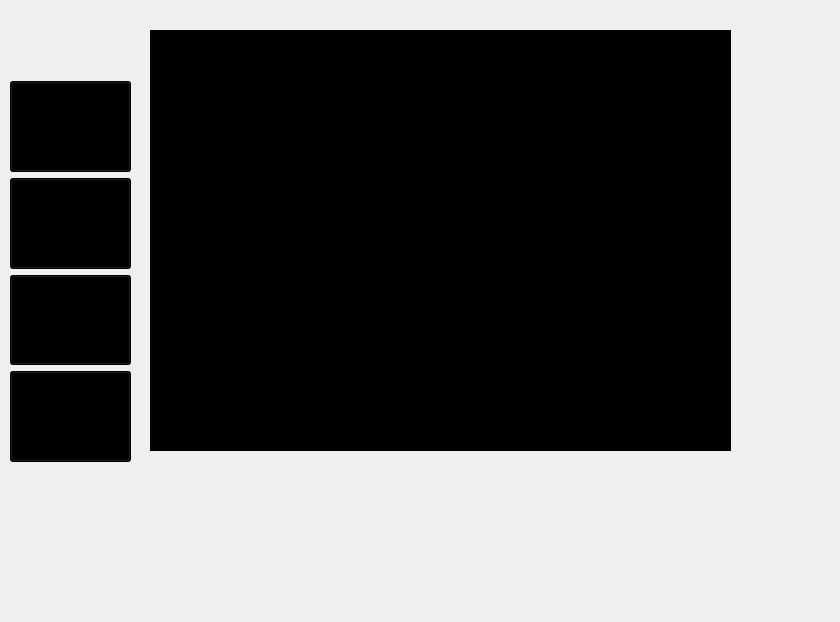
SijanBhandari17/IAMS, file secondialogbox/teacherdashboard.ui: the form before one commit.
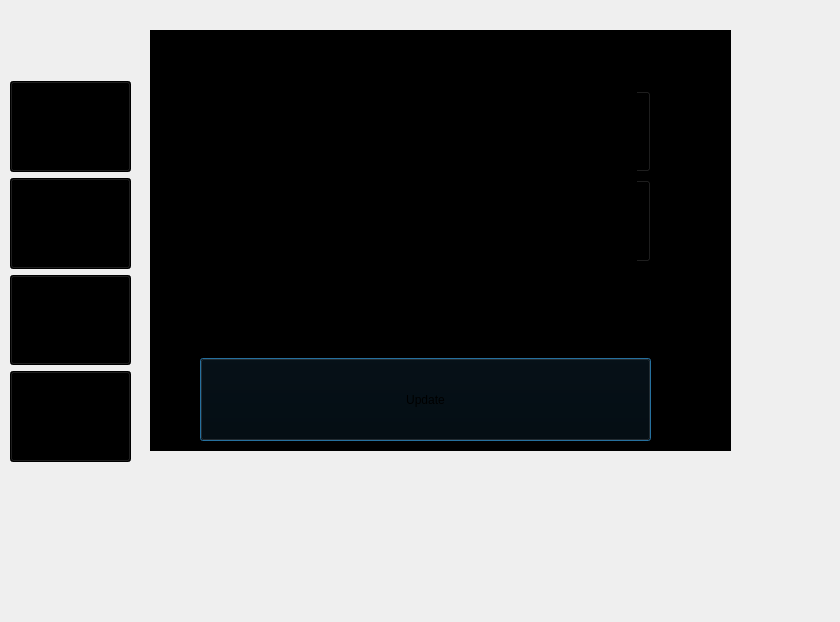
The form after the commit. The open tabs and pages were chosen to show the change. Icons and pictures are not drawn.

```diff
--- a/secondialogbox/teacherdashboard.ui
+++ b/secondialogbox/teacherdashboard.ui
@@ -75,27 +75,123 @@
     <property name="currentIndex">
      <number>2</number>
     </property>
-    <widget class="QWidget" name="Home"/>
-    <widget class="QWidget" name="Assignment">
-     <widget class="QLabel" name="label_3">
+    <widget class="QWidget" name="Home">
+     <widget class="QLabel" name="status">
       <property name="geometry">
        <rect>
-        <x>100</x>
-        <y>70</y>
-        <width>381</width>
-        <height>281</height>
+        <x>140</x>
+        <y>120</y>
+        <width>111</width>
+        <height>41</height>
        </rect>
       </property>
-      <property name="font">
-       <font>
-        <pointsize>18</pointsize>
-       </font>
-      </property>
       <property name="text">
-       <string/>
+       <string>TextLabel</string>
       </property>
      </widget>
     </widget>
+    <widget class="QWidget" name="Assignment">
+     <widget class="QWidget" name="layoutWidget_2">
+      <property name="geometry">
+       <rect>
+        <x>50</x>
+        <y>60</y>
+        <width>451</width>
+        <height>351</height>
+       </rect>
+      </property>
+      <layout class="QVBoxLayout" name="verticalLayout_7">
+       <item>
+        <layout class="QHBoxLayout" name="horizontalLayout_11">
+         <item>
+          <widget class="QLabel" name="label_14">
+           <property name="text">
+            <string>Time:</string>
+           </property>
+          </widget>
+         </item>
+         <item>
+          <widget class="QTimeEdit" name="timeEdit_3">
+           <property name="sizePolicy">
+            <sizepolicy hsizetype="Preferred" vsizetype="Preferred">
+             <horstretch>0</horstretch>
+             <verstretch>0</verstretch>
+            </sizepolicy>
+           </property>
+          </widget>
+         </item>
+        </layout>
+       </item>
+       <item>
+        <layout class="QHBoxLayout" name="horizontalLayout_12">
+         <item>
+          <widget class="QLabel" name="label_15">
+           <property name="text">
+            <string>Date:</string>
+           </property>
+          </widget>
+         </item>
+         <item>
+          <widget class="QDateEdit" name="dateEdit_3">
+           <property name="sizePolicy">
+            <sizepolicy hsizetype="Preferred" vsizetype="Preferred">
+             <horstretch>0</horstretch>
+             <verstretch>0</verstretch>
+            </sizepolicy>
+           </property>
+          </widget>
+         </item>
+        </layout>
+       </item>
+       <item>
+        <layout class="QHBoxLayout" name="horizontalLayout_13">
+         <item>
+          <widget class="QLabel" name="label_18">
+           <property name="enabled">
+            <bool>true</bool>
+           </property>
+           <property name="sizePolicy">
+            <sizepolicy hsizetype="Preferred" vsizetype="Preferred">
+             <horstretch>0</horstretch>
+             <verstretch>0</verstretch>
+            </sizepolicy>
+           </property>
+           <property name="text">
+            <string>Course Code:</string>
+           </property>
+          </widget>
+         </item>
+         <item>
+          <widget class="QLineEdit" name="lineEdit_9">
+           <property name="sizePolicy">
+            <sizepolicy hsizetype="Preferred" vsizetype="Preferred">
+             <horstretch>0</horstretch>
+             <verstretch>0</verstretch>
+            </sizepolicy>
+           </property>
+           <property name="text">
+            <string/>
+           </property>
+          </widget>
+         </item>
+        </layout>
+       </item>
+       <item>
+        <widget class="QPushButton" name="assignmentupdate">
+         <property name="sizePolicy">
+          <sizepolicy hsizetype="Preferred" vsizetype="Preferred">
+           <horstretch>0</horstretch>
+           <verstretch>0</verstretch>
+          </sizepolicy>
+         </property>
+         <property name="text">
+          <string>Update</string>
+         </property>
+        </widget>
+       </item>
+      </layout>
+     </widget>
+    </widget>
     <widget class="QWidget" name="Internal">
      <widget class="QWidget" name="layoutWidget">
       <property name="geometry">
```
Left out of the diff: 8 changed lines with no effect on the pictures.
